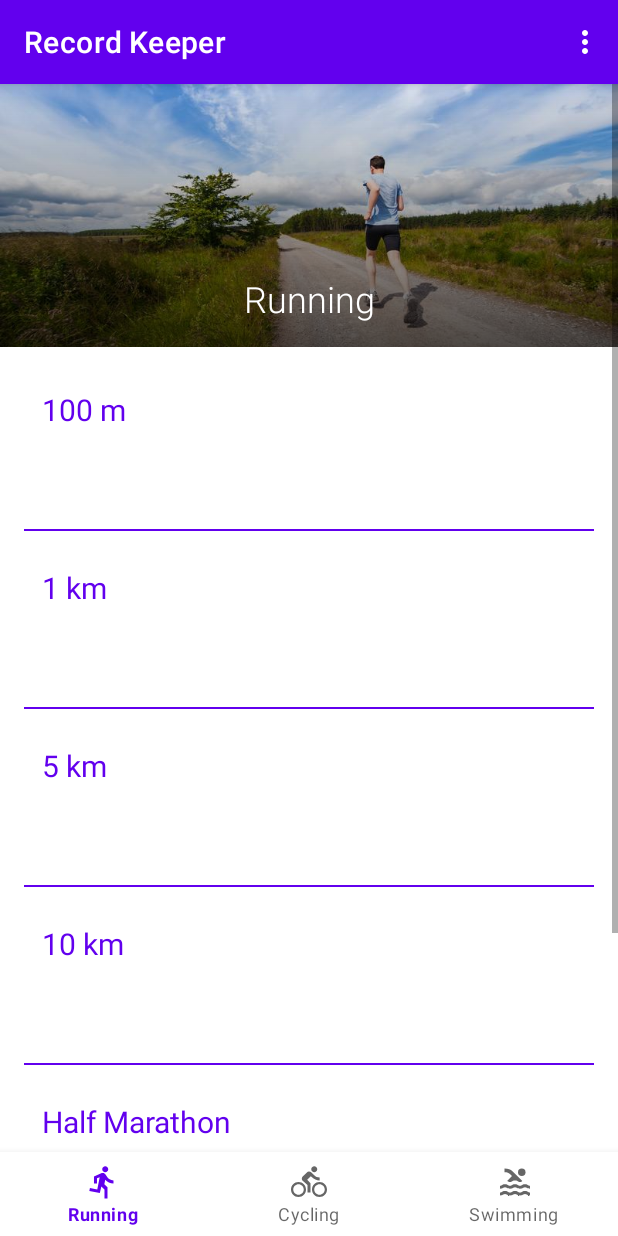
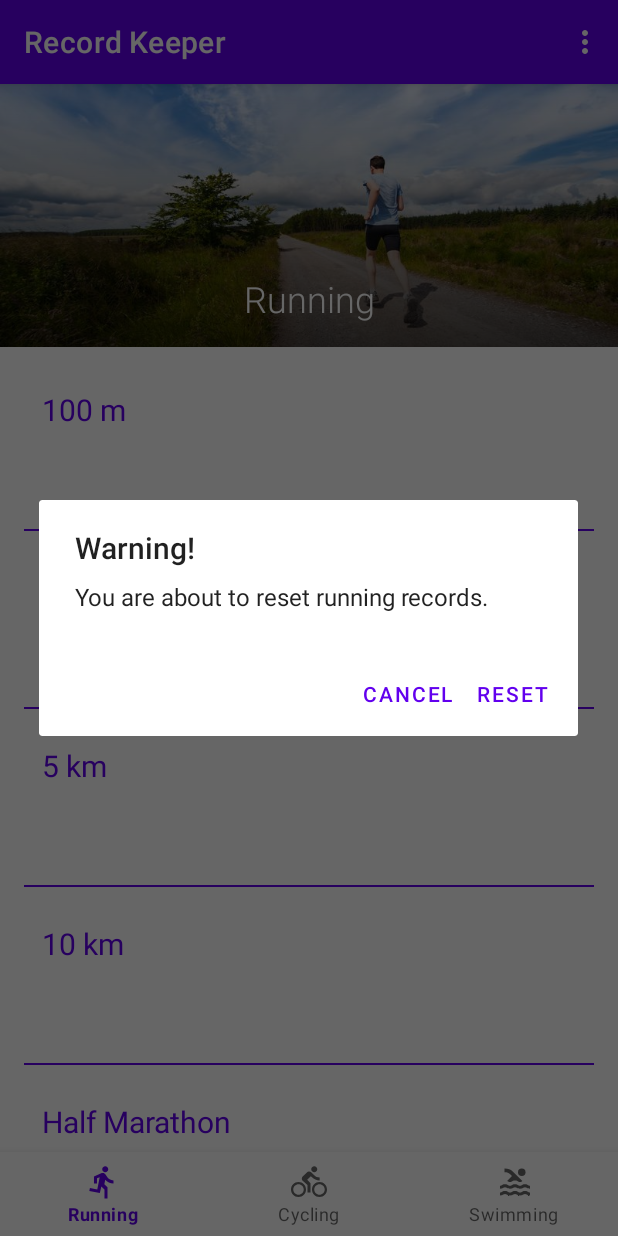
Before and after one commit to Staszek15/Record-Keeper-android-app, an Android app: the screen it shows after launch (MainActivity), in the options menu, after a tap on "Reset running records", on a phone screen of 412 x 824 dp. Run offline under Robolectric (Android 15) with nearby library versions, the light colour scheme and no system bars.

Commit message:
resetting fully done

```diff
--- a/app/src/main/java/com/staszek15/recordkeeper/EditRecordActivity.kt
+++ b/app/src/main/java/com/staszek15/recordkeeper/EditRecordActivity.kt
@@ -1,7 +1,6 @@
 package com.staszek15.recordkeeper
 
 import android.content.Context
-import android.content.SharedPreferences
 import androidx.appcompat.app.AppCompatActivity
 import android.os.Bundle
 import androidx.core.content.edit
--- a/app/src/main/java/com/staszek15/recordkeeper/MainActivity.kt
+++ b/app/src/main/java/com/staszek15/recordkeeper/MainActivity.kt
@@ -1,11 +1,13 @@
 package com.staszek15.recordkeeper
 
 import android.content.Context
+import android.content.DialogInterface
 import androidx.appcompat.app.AppCompatActivity
 import android.os.Bundle
 import android.view.Menu
 import android.view.MenuItem
 import android.widget.Toast
+import androidx.appcompat.app.AlertDialog
 import androidx.core.content.edit
 import androidx.fragment.app.commit
 import com.google.android.material.navigation.NavigationBarView
@@ -33,36 +35,46 @@ class MainActivity : AppCompatActivity(), NavigationBarView.OnItemSelectedListen
 
     override fun onOptionsItemSelected(item: MenuItem) = when (item.itemId) {
         R.id.reset_running -> {
-            resetRecords("runningPref")
-            Toast.makeText(this, "Reseted running records.", Toast.LENGTH_LONG).show()
+            showAlertDialog("running", arrayOf("runningPref"))
             true
         }
         R.id.reset_cycling -> {
-            resetRecords("cyclingPref")
-            Toast.makeText(this, "Reseted cycling records.", Toast.LENGTH_LONG).show()
+            showAlertDialog("cycling", arrayOf("cyclingPref"))
             true
         }
         R.id.reset_swimming -> {
-            resetRecords("swimmingPref")
-            Toast.makeText(this, "Reseted swimming records.", Toast.LENGTH_LONG).show()
+            showAlertDialog("swimming", arrayOf("swimmingPref"))
             true
         }
         R.id.reset_all -> {
-            resetRecords("runningPref")
-            resetRecords("cyclingPref")
-            resetRecords("swimmingPref")
-            Toast.makeText(this, "Reseted all records.", Toast.LENGTH_LONG).show()
+            showAlertDialog("all", arrayOf("cyclingPref","swimmingPref","runningPref"))
             true
         }
         else -> super.onOptionsItemSelected(item)
     }
 
-    private fun resetRecords(sharedPreferencesName: String) {
-        getSharedPreferences(sharedPreferencesName, Context.MODE_PRIVATE).edit {
-            clear()
-            refreshFragment(sharedPreferencesName)
+    private fun showAlertDialog(sport: String, sharedPreferencesName: Array<String>) {
+        AlertDialog.Builder(this)
+            .setTitle("Warning!")
+            .setMessage("You are about to reset $sport records.")
+            .setPositiveButton("Reset") { _, _ ->
+                resetRecords(sharedPreferencesName)
+                Toast.makeText(this, "Reseted $sport records.", Toast.LENGTH_LONG).show()
+            }
+            .setNegativeButton("Cancel") { dialogInterface: DialogInterface, _ ->
+                dialogInterface.dismiss()
+            }
+            .show()
+    }
+
+    private fun resetRecords(sharedPreferencesNames: Array<String>) {
+        sharedPreferencesNames.forEach { name ->
+            getSharedPreferences(name, Context.MODE_PRIVATE).edit {
+                clear()
+                refreshFragment(name) }
         }
     }
+
     private fun refreshFragment(sharedPreferencesName: String) = when (sharedPreferencesName) {
         "runningPref" -> onRunningClicked()
         "cyclingPref" -> onCyclingClicked()
```
